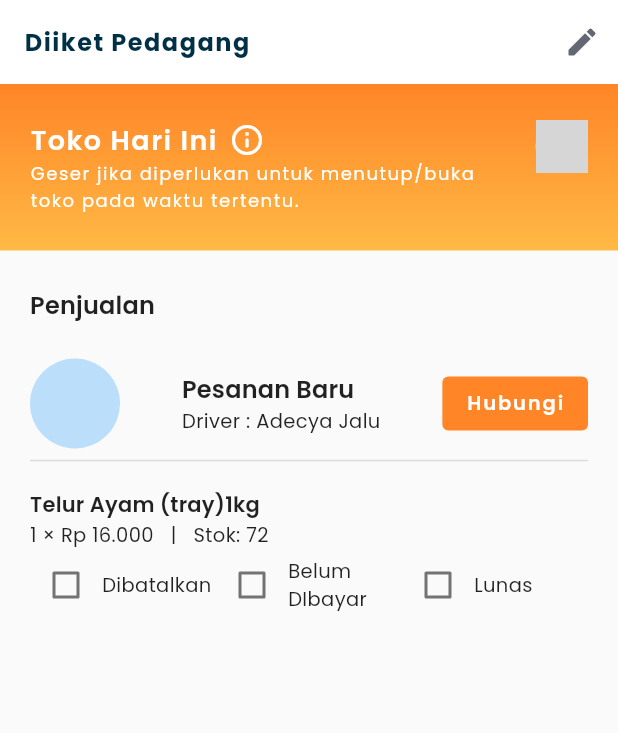
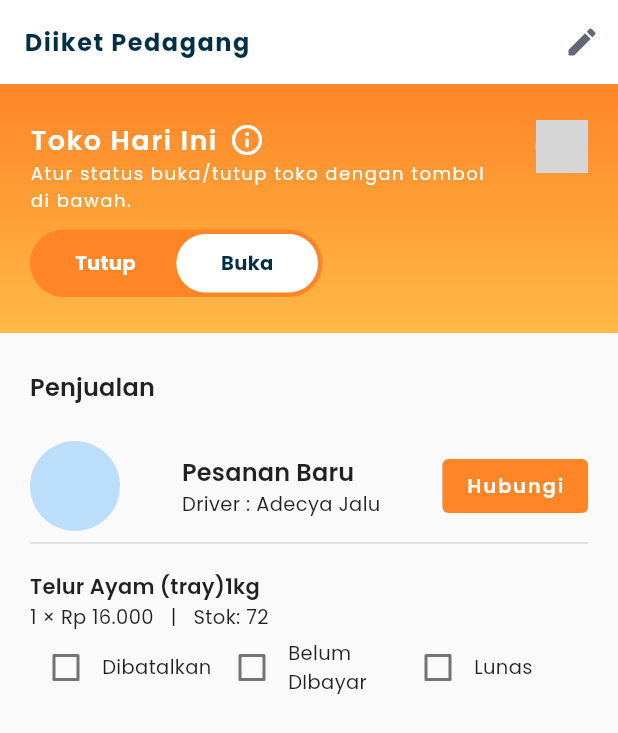
Before and after one commit to Innodev-K8/diiket-seller, a Flutter app: the screen it shows after launch, on a phone screen of 412 x 824 dp. Shown: the top 733 px of the screen. Run offline on Flutter 3.47's test engine with Material 2 defaults, Android fonts, the phone set to English and light mode, and no system bars; our stand-ins replace dio, firebase_analytics, firebase_auth, firebase_core, firebase_crashlytics, firebase_messaging and 5 more; missing offline and left inert: diiket_models; accounts and stored records are empty; network calls fail; grey boxes are pictures that could not be loaded.

Commit message:
Add switch

```diff
--- /dev/null
+++ b/lib/ui/widgets/inputs/big_switch.dart
@@ -0,0 +1,103 @@
+import 'package:flutter/material.dart';
+import 'package:flutter_hooks/flutter_hooks.dart';
+import 'package:seller/ui/common/styles.dart';
+
+class BigSwitch extends HookWidget {
+  const BigSwitch({
+    Key? key,
+    this.onToggle,
+    this.height = 45.0,
+    this.width = 195.0,
+  }) : super(key: key);
+
+  final Function(bool)? onToggle;
+
+  final double height;
+  final double width;
+
+  @override
+  Widget build(BuildContext context) {
+    // keep track of the state, on or off
+    final state = useState(true);
+
+    return AnimatedContainer(
+      duration: Duration(milliseconds: 500),
+      height: height,
+      width: width,
+      padding: const EdgeInsets.all(3),
+      decoration: BoxDecoration(
+        color: ColorPallete.primaryColor,
+        borderRadius: BorderRadius.circular(height),
+      ),
+      child: LayoutBuilder(
+        builder: (BuildContext context, BoxConstraints constraints) => Stack(
+          children: [
+            AnimatedPositioned(
+              duration: Duration(milliseconds: 250),
+              curve: Curves.easeInOut,
+              top: 0,
+              bottom: 0,
+              left: state.value ? constraints.maxWidth / 2 : 0,
+              child: AnimatedContainer(
+                duration: Duration(milliseconds: 250),
+                curve: Curves.easeInOut,
+                width: constraints.maxWidth / 2,
+                height: constraints.maxHeight,
+                decoration: BoxDecoration(
+                  color: state.value ? Colors.white : ColorPallete.errorColor,
+                  borderRadius: BorderRadius.circular(height),
+                ),
+              ),
+            ),
+            Positioned.fill(
+              child: Row(
+                mainAxisAlignment: MainAxisAlignment.spaceAround,
+                crossAxisAlignment: CrossAxisAlignment.stretch,
+                children: [
+                  Expanded(
+                    child: GestureDetector(
+                      onTap: () {
+                        state.value = false;
+
+                        onToggle?.call(false);
+                      },
+                      child: Center(
+                        child: Text(
+                          'Tutup',
+                          style: TextStyle(
+                            fontWeight: FontWeight.bold,
+                            color: Colors.white,
+                          ),
+                        ),
+                      ),
+                    ),
+                  ),
+                  Expanded(
+                    child: GestureDetector(
+                      onTap: () {
+                        state.value = true;
+
+                        onToggle?.call(true);
+                      },
+                      child: Center(
+                        child: Text(
+                          'Buka',
+                          style: TextStyle(
+                            fontWeight: FontWeight.bold,
+                            color: state.value == true
+                                ? ColorPallete.textColor
+                                : Colors.white,
+                          ),
+                        ),
+                      ),
+                    ),
+                  ),
+                ],
+              ),
+            ),
+          ],
+        ),
+      ),
+    );
+  }
+}
--- a/lib/ui/widgets/stall_information.dart
+++ b/lib/ui/widgets/stall_information.dart
@@ -1,5 +1,6 @@
 import 'package:flutter/material.dart';
 import 'package:seller/ui/common/styles.dart';
+import 'package:seller/ui/widgets/inputs/big_switch.dart';
 
 class StallInformation extends StatelessWidget {
   const StallInformation({Key? key}) : super(key: key);
@@ -39,9 +40,11 @@ class StallInformation extends StatelessWidget {
                   ],
                 ),
                 Text(
-                  "Geser jika diperlukan untuk menutup/buka toko pada waktu tertentu.",
+                  "Atur status buka/tutup toko dengan tombol di bawah.",
                   style: kTextTheme.headline6!.copyWith(fontSize: 12),
                 ),
+                SizedBox(height: 10.0),
+                BigSwitch()
               ],
             ),
           ),
```
